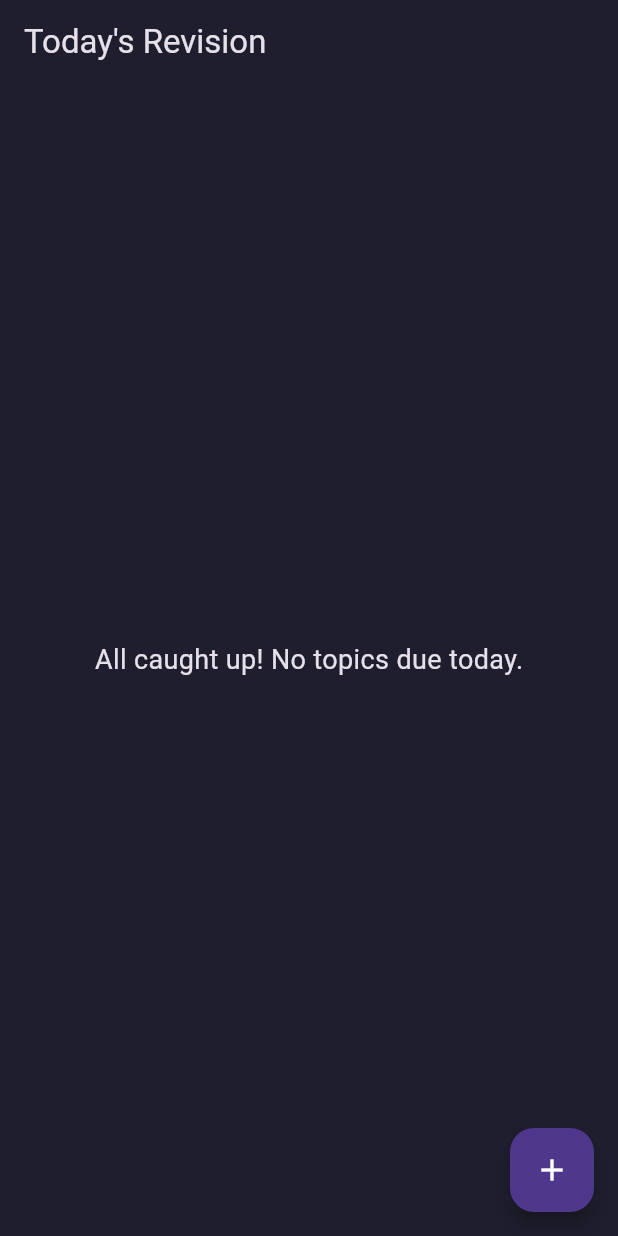
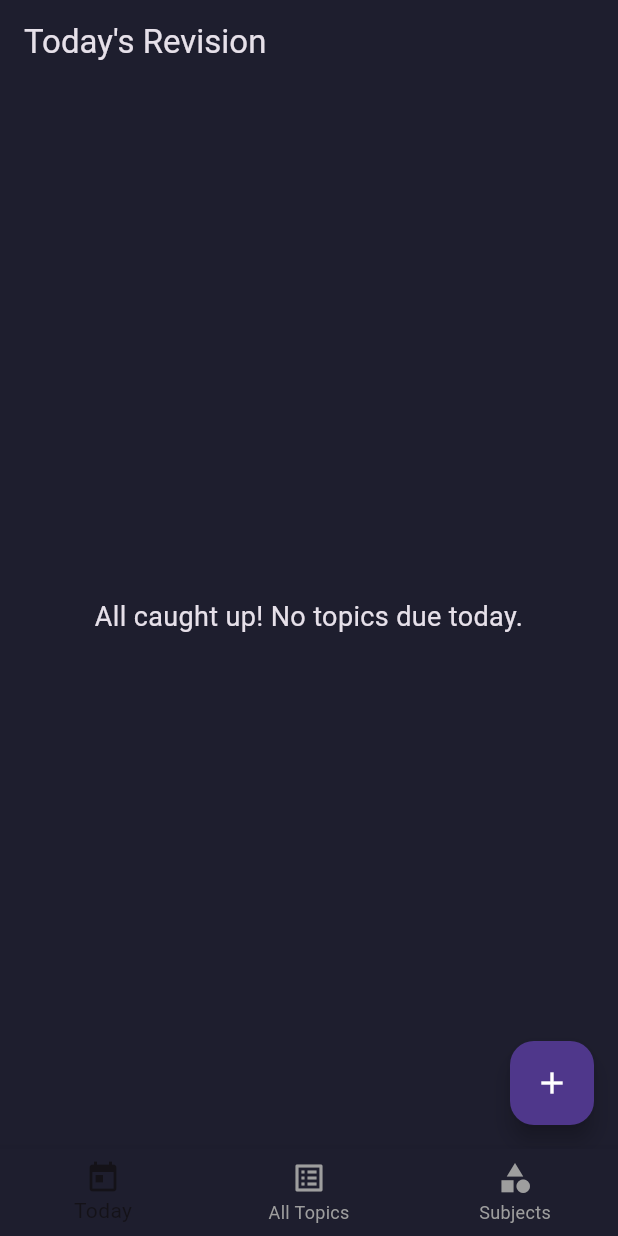
Before and after one commit to DaysonRegulus/TriRecall, a Flutter app: the screen it shows after launch, on a phone screen of 412 x 824 dp. Run offline on Flutter 3.47's test engine with Material 3 defaults, Android fonts, the phone set to English and light mode, and no system bars; our stand-ins replace flutter_riverpod, sqflite; accounts and stored records are empty.

Commit message:
Implement navigation hub with bottom navigation and integrate main screens

```diff
--- a/lib/features/dashboard/screens/home_screen.dart
+++ b/lib/features/dashboard/screens/home_screen.dart
@@ -1,22 +1,20 @@
+// lib/features/dashboard/screens/home_screen.dart
 import 'package:flutter/material.dart';
 import 'package:flutter_riverpod/flutter_riverpod.dart';
 import 'package:trirecall/features/review/controller/review_controller.dart';
+import 'package:trirecall/features/review/screens/review_screen.dart';
 import 'package:trirecall/features/topics/screens/add_topic_screen.dart';
-import 'package:trirecall/features/review/screens/review_screen.dart';
 
-// We now make it a ConsumerWidget to access Riverpod.
 class HomeScreen extends ConsumerWidget {
   const HomeScreen({super.key});
 
   @override
   Widget build(BuildContext context, WidgetRef ref) {
-    // Watch the provider that fetches our due topics for today.
     final dueTopicsAsyncValue = ref.watch(dueTopicsProvider);
 
     return Scaffold(
       appBar: AppBar(
         title: const Text('Today\'s Revision'),
-        // We can add actions later, like viewing all topics or subjects.
       ),
       floatingActionButton: FloatingActionButton(
         onPressed: () {
@@ -31,17 +29,18 @@ class HomeScreen extends ConsumerWidget {
         loading: () => const Center(child: CircularProgressIndicator()),
         error: (err, stack) => Center(child: Text('Error: $err')),
         data: (dueTopics) {
-          // If there are no topics due, show a welcoming message.
           if (dueTopics.isEmpty) {
             return const Center(
-              child: Text(
-                'All caught up! No topics due today.',
-                style: TextStyle(fontSize: 18),
+              child: Padding(
+                padding: EdgeInsets.all(20.0),
+                child: Text(
+                  'All caught up! No topics due today.',
+                  textAlign: TextAlign.center,
+                  style: TextStyle(fontSize: 18),
+                ),
               ),
             );
           }
-
-          // If topics are due, show a summary card and a "Start Review" button.
           return Padding(
             padding: const EdgeInsets.all(20.0),
             child: Column(
@@ -54,33 +53,22 @@ class HomeScreen extends ConsumerWidget {
                 Text(
                   '${dueTopics.length}',
                   textAlign: TextAlign.center,
-                  style: const TextStyle(
-                    fontSize: 72,
-                    fontWeight: FontWeight.bold,
-                  ),
+                  style: const TextStyle(fontSize: 72, fontWeight: FontWeight.bold),
                 ),
                 Text(
                   'Topic${dueTopics.length == 1 ? '' : 's'} due for review',
                   textAlign: TextAlign.center,
-                  style: const TextStyle(
-                    fontSize: 20,
-                    color: Colors.white70,
-                  ),
+                  style: const TextStyle(fontSize: 20, color: Colors.white70),
                 ),
                 const SizedBox(height: 40),
                 ElevatedButton(
                   onPressed: () {
-                    // 1. Start the session using the list of due topics.
                     ref.read(reviewSessionProvider.notifier).startSession(dueTopics);
-
-                    // 2. Navigate to the ReviewScreen.
                     Navigator.of(context).push(
                       MaterialPageRoute(builder: (context) => const ReviewScreen()),
                     );
                   },
-                  style: ElevatedButton.styleFrom(
-                    padding: const EdgeInsets.symmetric(vertical: 16),
-                  ),
+                  style: ElevatedButton.styleFrom(padding: const EdgeInsets.symmetric(vertical: 16)),
                   child: const Text('Start Review'),
                 ),
                 const Spacer(),
--- /dev/null
+++ b/lib/features/dashboard/screens/nav_hub_screen.dart
@@ -0,0 +1,62 @@
+import 'package:flutter/material.dart';
+import 'package:trirecall/features/dashboard/screens/home_screen.dart';
+import 'package:trirecall/features/subjects/screens/subjects_list_screen.dart';
+import 'package:trirecall/features/topics/screens/all_topics_screen.dart';
+
+class NavHubScreen extends StatefulWidget {
+  const NavHubScreen({super.key});
+
+  @override
+  State<NavHubScreen> createState() => _NavHubScreenState();
+}
+
+class _NavHubScreenState extends State<NavHubScreen> {
+  int _selectedIndex = 0; // The index of the currently selected tab.
+
+  // A list of the main screens for our app. The order here
+  // must match the order of the BottomNavigationBarItems.
+  static const List<Widget> _widgetOptions = <Widget>[
+    HomeScreen(),         // Index 0
+    AllTopicsScreen(),      // Index 1
+    SubjectsListScreen(), // Index 2
+  ];
+
+  void _onItemTapped(int index) {
+    setState(() {
+      _selectedIndex = index;
+    });
+  }
+
+  @override
+  Widget build(BuildContext context) {
+    return Scaffold(
+      // The body will be the screen corresponding to the selected tab index.
+      body: Center(
+        child: _widgetOptions.elementAt(_selectedIndex),
+      ),
+      bottomNavigationBar: BottomNavigationBar(
+        items: const <BottomNavigationBarItem>[
+          BottomNavigationBarItem(
+            icon: Icon(Icons.today),
+            label: 'Today',
+          ),
+          BottomNavigationBarItem(
+            icon: Icon(Icons.list_alt),
+            label: 'All Topics',
+          ),
+          BottomNavigationBarItem(
+            icon: Icon(Icons.category),
+            label: 'Subjects',
+          ),
+        ],
+        currentIndex: _selectedIndex,
+        onTap: _onItemTapped,
+        // Theming for the navigation bar
+        backgroundColor: Theme.of(context).appBarTheme.backgroundColor,
+        selectedItemColor: Theme.of(context).primaryColor,
+        unselectedItemColor: Colors.grey,
+        type: BottomNavigationBarType.fixed, // Ensures all items are always visible
+      ),
+    );
+  }
+}
--- a/lib/features/topics/screens/add_topic_screen.dart
+++ b/lib/features/topics/screens/add_topic_screen.dart
@@ -17,6 +17,8 @@ class _AddTopicScreenState extends ConsumerState<AddTopicScreen> {
   final titleController = TextEditingController();
   final notesController = TextEditingController();
   Subject? selectedSubject; // Can be null initially
+
+  DateTime selectedDate = DateTime.now(); // Defaults to today
 
   @override
   void dispose() {
--- a/lib/features/topics/screens/all_topics_screen.dart
+++ b/lib/features/topics/screens/all_topics_screen.dart
@@ -1,8 +1,6 @@
 import 'package:flutter/material.dart';
 import 'package:flutter_riverpod/flutter_riverpod.dart';
 import 'package:trirecall/features/topics/controller/topic_controller.dart';
-import 'package:trirecall/core/services/database_helper.dart';
-import 'package:trirecall/features/review/controller/review_controller.dart';
 
 class AllTopicsScreen extends ConsumerWidget {
   const AllTopicsScreen({super.key});
@@ -51,20 +49,9 @@ class AllTopicsScreen extends ConsumerWidget {
                     'Due: ${topic.nextDue != null ? topic.nextDue!.toLocal().toString().split(' ')[0] : 'Mastered'}',
                     style: const TextStyle(color: Colors.grey),
                   ),
-                  // We'll add an onTap later to view topic details.
-                  onTap: () async {
-                    // --- TEMPORARY TEST LOGIC ---
-                    final yesterday = DateTime.now().subtract(const Duration(days: 1));
-                    final updatedTopic = topic.copyWith(nextDue: yesterday);
-                    await DatabaseHelper.instance.updateTopic(updatedTopic);
-
-                    // Invalidate the providers so the HomeScreen updates
-                    ref.invalidate(dueTopicsProvider);
-                    ref.invalidate(allTopicsProvider);
-
-                    ScaffoldMessenger.of(context).showSnackBar(
-                      SnackBar(content: Text('${topic.title}" is now due.'))
-                    );
+                  // The onTap is now empty, ready for a future "Topic Details" screen.
+                  onTap: () {
+                    print('Tapped on topic: ${topic.title}');
                   },
                 ),
               );
--- a/lib/main.dart
+++ b/lib/main.dart
@@ -1,8 +1,8 @@
 import 'package:flutter/material.dart';
 import 'package:flutter_riverpod/flutter_riverpod.dart';
 import 'package:trirecall/core/theme/theme.dart';
-import 'package:trirecall/features/dashboard/screens/home_screen.dart';
 import 'package:trirecall/core/services/database_helper.dart';
+import 'package:trirecall/features/dashboard/screens/nav_hub_screen.dart';
 
 Future<void> main() async {
   // Ensure that Flutter's binding is initialized. This is required for async main.
@@ -23,7 +23,7 @@ class MyApp extends StatelessWidget {
       title: 'TriRecall',
       theme: AppTheme.darkThemeMode,
       // We will temporarily use HomeScreen as our entry point.
-      home: const HomeScreen(),
+      home: const NavHubScreen(),
     );
   }
 }
--- a/pubspec.yaml
+++ b/pubspec.yaml
@@ -35,6 +35,7 @@ dependencies:
   sqflite: ^2.3.3 # The core package for using SQLite databases.
   path_provider: ^2.1.3 # Helps find the correct folder to store the database file.
   path: ^1.9.0 # A utility for joining file paths.
+  intl: ^0.19.0
 
 dev_dependencies:
   flutter_test:
```
Also changed, not shown: pubspec.lock.
